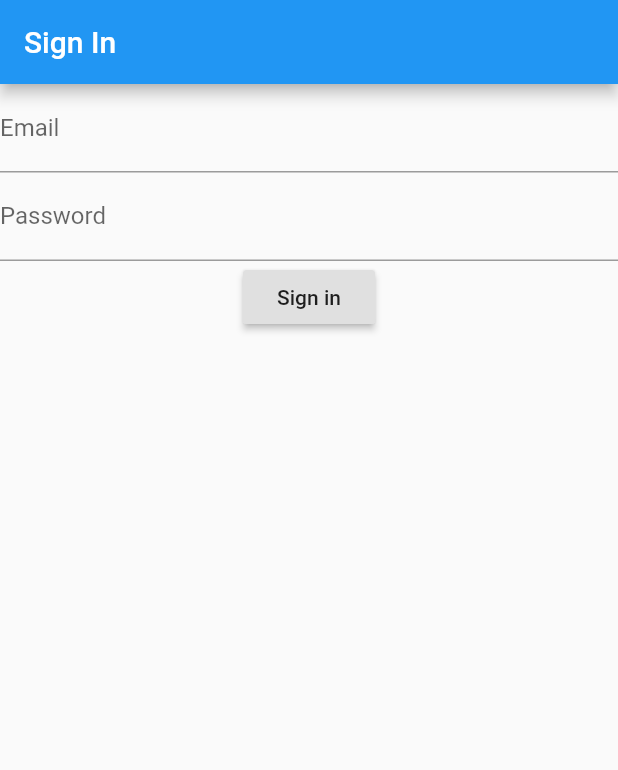
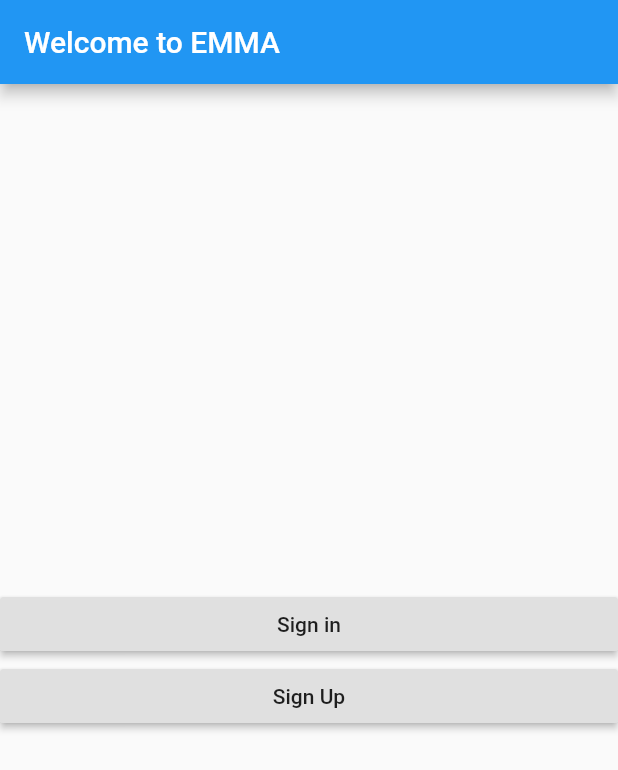
Before and after one commit to nurhafizahshukri/fyp_emma_apps, a Flutter app: the screen it shows after launch, on a phone screen of 412 x 824 dp. Shown: the top 770 px of the screen. Run offline on Flutter 3.47's test engine with Material 2 defaults, Android fonts, the phone set to English and light mode, and no system bars; our stand-ins replace firebase_auth, firebase_core; accounts and stored records are empty.

Commit message:
complete sign up

```diff
--- a/lib/main.dart
+++ b/lib/main.dart
@@ -1,4 +1,4 @@
-import 'package:EMMA/pages/sign_in.dart';
+import 'package:EMMA/pages/welcome.dart';
 import 'package:firebase_core/firebase_core.dart';
 import 'package:flutter/material.dart';
 
@@ -18,7 +18,7 @@ class MyApp extends StatelessWidget {
         primarySwatch: Colors.blue,
         visualDensity: VisualDensity.adaptivePlatformDensity,
       ),
-      home: LoginPage(),
+      home: WelcomePage(),
     );
   }
 }
--- a/lib/pages/home.dart
+++ b/lib/pages/home.dart
@@ -1,5 +1,6 @@
 import 'package:firebase_auth/firebase_auth.dart';
 import 'package:flutter/material.dart';
+// import 'package:cloud_firestore/cloud_firestore.dart';
 
 class Home extends StatefulWidget {
 
@@ -21,6 +22,8 @@ class _HomeState extends State<Home> {
       appBar: AppBar(
         title: Text('Home ${widget.user.user.email}'),
       ),
+      // body: StreamBuilder<DocumentSnapshot>(
+      //   builder: ,)
     );
   }
 }
--- a/lib/pages/sign_in.dart
+++ b/lib/pages/sign_in.dart
@@ -58,7 +58,7 @@ Future <void> signIn() async {
     formState.save();
     try{
       UserCredential user = await FirebaseAuth.instance.signInWithEmailAndPassword(email: _email, password: _password);
-      Navigator.push(context, MaterialPageRoute(builder: (context) => Home(user: user)));
+      Navigator.pushReplacement(context, MaterialPageRoute(builder: (context) => Home(user: user)));
     }catch(e) {
       print(e.message);
     }
--- a/lib/pages/welcome.dart
+++ b/lib/pages/welcome.dart
@@ -0,0 +1,41 @@
+import 'package:EMMA/pages/sign_in.dart';
+import 'package:EMMA/pages/sign_up.dart';
+import 'package:flutter/material.dart';
+
+class WelcomePage extends StatefulWidget {
+  @override
+  _WelcomePageState createState() => _WelcomePageState();
+}
+
+class _WelcomePageState extends State<WelcomePage> {
+  @override
+  Widget build(BuildContext context) {
+    return Scaffold(
+      appBar: AppBar(
+        title: Text('Welcome to EMMA')
+      ),
+      body: Column(
+        mainAxisAlignment: MainAxisAlignment.center,
+        crossAxisAlignment: CrossAxisAlignment.stretch,
+        children: <Widget> [
+          RaisedButton(
+              onPressed: navigateToSignIn,
+              child: Text('Sign in'),
+            ),
+          RaisedButton(
+              onPressed: navigateToSignUp,
+              child: Text('Sign Up'),
+            ),
+        ]
+      )
+    );
+  }
+
+  void navigateToSignIn() {
+      Navigator.push(context, MaterialPageRoute(builder: (context) => LoginPage(), fullscreenDialog: true));
+  }
+
+  void navigateToSignUp() {
+      Navigator.push(context, MaterialPageRoute(builder: (context) => SignUp(), fullscreenDialog: true));
+  }
+}
--- a/pubspec.yaml
+++ b/pubspec.yaml
@@ -25,6 +25,7 @@ dependencies:
     sdk: flutter
   firebase_core: ^0.5.3
   firebase_auth: ^0.18.4+1
+  cloud_firestore: ^0.14.4
 
   # The following adds the Cupertino Icons font to your application.
   # Use with the CupertinoIcons class for iOS style icons.
```
Also changed, not shown: lib/pages/sign_up.dart (+69 -0 lines), pubspec.lock.
